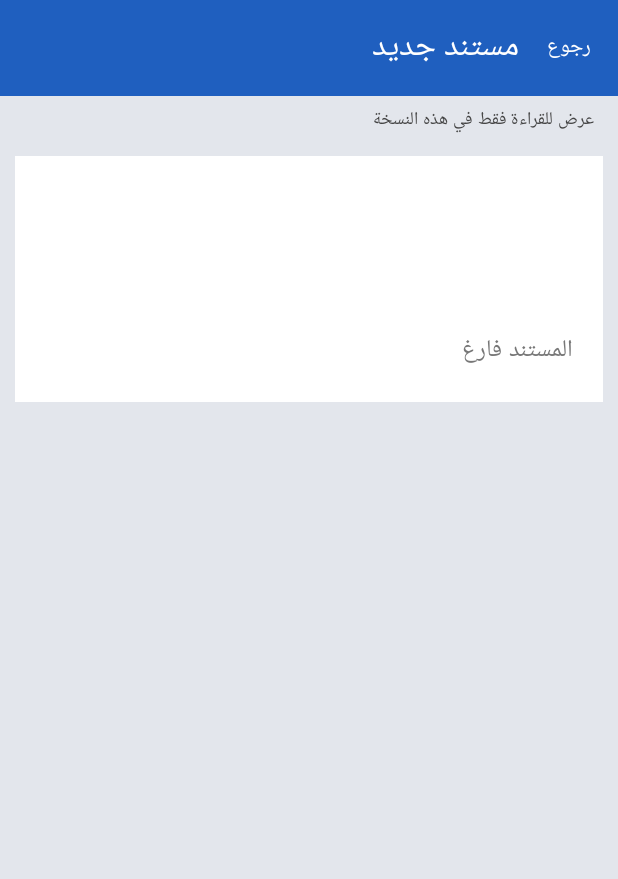
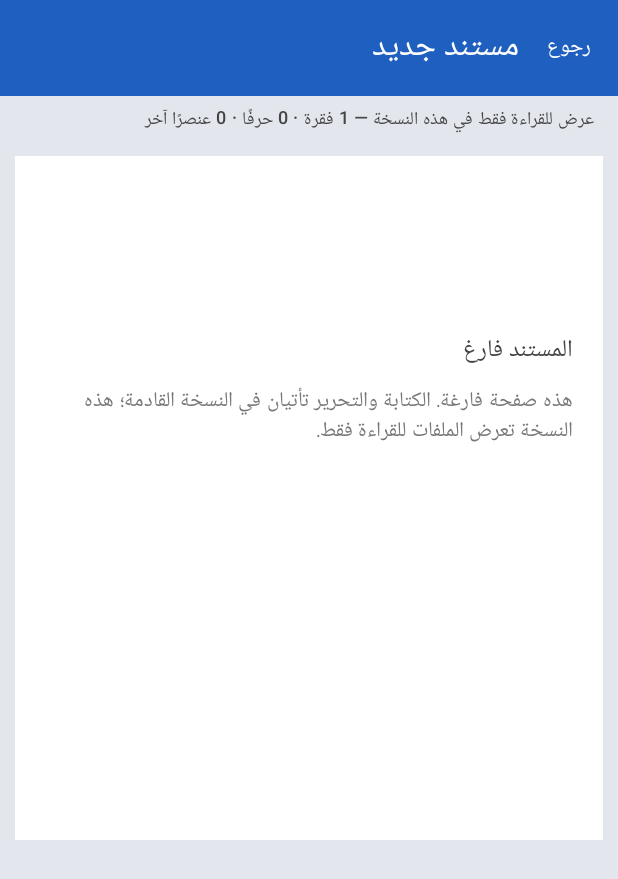
Before and after one commit to AhmedSaad92025/Smart-word, an Android app built with Jetpack Compose: the screen it shows after launch (MainActivity), after a tap on "مستند جديد", on a phone screen of 412 x 824 dp. Shown: the top 879 px of the screen. Run offline under Robolectric (Android 15) with nearby library versions, the phone set to English and light mode, and no system bars.

Commit message:
تشخيص وتحصين العرض: سطر حالة بعدد الفقرات والأحرف، وصفحة فارغة واضحة، وسجلات Logcat، ومنع التغميق الإجباري
Co-Authored-By: Claude Sonnet 5.5 <noreply@anthropic.com>
Claude-Session: https://claude.ai/code/session_0136MiYRwgqfJQWuXoKR6FQS

```diff
--- /dev/null
+++ b/app/src/main/java/com/smartword/app/preview/PreviewStats.kt
@@ -0,0 +1,25 @@
+package com.smartword.app.preview
+
+/** What a document contains, for the status line: it tells "nothing was read" apart from "read but not drawn". */
+data class PreviewStats(val paragraphs: Int, val characters: Int, val otherBlocks: Int) {
+    val hasText: Boolean get() = characters > 0
+
+    companion object {
+        fun of(blocks: List<PreviewBlock>): PreviewStats {
+            var paragraphs = 0
+            var characters = 0
+            var other = 0
+            for (block in blocks) {
+                when (block) {
+                    is PreviewParagraph -> {
+                        paragraphs++
+                        characters += block.spans.sumOf { it.text.length }
+                        if (block.listLabel != null) characters += block.listLabel.length
+                    }
+                    is PreviewPlaceholder -> other++
+                }
+            }
+            return PreviewStats(paragraphs, characters, other)
+        }
+    }
+}
--- a/app/src/main/java/com/smartword/app/ui/document/DocumentScreen.kt
+++ b/app/src/main/java/com/smartword/app/ui/document/DocumentScreen.kt
@@ -46,6 +46,7 @@ import com.smartword.app.data.FontMapping
 import com.smartword.app.data.HexColor
 import com.smartword.app.preview.PreviewBlock
 import com.smartword.app.preview.PreviewParagraph
+import com.smartword.app.preview.PreviewStats
 import com.smartword.app.preview.PreviewPlaceholder
 import com.smartword.app.preview.PreviewSpan
 import com.smartword.docx.model.Alignment as DocAlignment
@@ -82,8 +83,10 @@ fun DocumentScreen(document: OpenDocument, onBack: () -> Unit) {
                 .padding(padding)
                 .background(DeskColor),
         ) {
+            val stats = remember(document) { PreviewStats.of(document.blocks) }
             Text(
-                text = stringResource(R.string.document_read_only),
+                text = stringResource(R.string.document_read_only) + " — " +
+                    stringResource(R.string.document_stats, stats.paragraphs, stats.characters, stats.otherBlocks),
                 style = MaterialTheme.typography.labelMedium,
                 color = Color(0xFF444444),
                 modifier = Modifier.padding(horizontal = 16.dp, vertical = 6.dp),
@@ -121,14 +124,25 @@ fun PageView(blocks: List<PreviewBlock>, modifier: Modifier = Modifier) {
         }
         if (!hasContent) {
             item {
-                Text(
-                    text = stringResource(R.string.document_empty),
+                Column(
                     modifier = Modifier
                         .fillMaxWidth()
+                        .height(360.dp)
                         .background(PaperColor)
                         .padding(20.dp),
-                    color = Color(0xFF777777),
-                )
+                ) {
+                    Text(
+                        text = stringResource(if (blocks.isEmpty()) R.string.document_no_text else R.string.document_empty),
+                        style = MaterialTheme.typography.titleMedium,
+                        color = Color(0xFF444444),
+                    )
+                    Text(
+                        text = stringResource(R.string.document_empty_hint),
+                        style = MaterialTheme.typography.bodyMedium,
+                        color = Color(0xFF777777),
+                        modifier = Modifier.padding(top = 8.dp),
+                    )
+                }
             }
         }
     }
--- /dev/null
+++ b/app/src/main/res/values-v29/themes.xml
@@ -0,0 +1,7 @@
+<?xml version="1.0" encoding="utf-8"?>
+<resources>
+    <!-- The page is always white with dark text; phone makers' automatic dark mode must not recolor it. -->
+    <style name="Theme.SmartWord" parent="android:Theme.Material.Light.NoActionBar">
+        <item name="android:forceDarkAllowed">false</item>
+    </style>
+</resources>
--- a/app/src/main/res/values/strings.xml
+++ b/app/src/main/res/values/strings.xml
@@ -15,6 +15,9 @@
     <string name="untitled">مستند جديد</string>
     <string name="unknown_file_name">مستند</string>
     <string name="document_empty">المستند فارغ</string>
+    <string name="document_empty_hint">هذه صفحة فارغة. الكتابة والتحرير تأتيان في النسخة القادمة؛ هذه النسخة تعرض الملفات للقراءة فقط.</string>
+    <string name="document_stats">%1$d فقرة · %2$d حرفًا · %3$d عنصرًا آخر</string>
+    <string name="document_no_text">لم يُعثر على نص في هذا المستند.</string>
     <string name="document_read_only">عرض للقراءة فقط في هذه النسخة</string>
     <string name="placeholder_content">محتوى لا يمكن عرضه هنا: %1$s</string>
 
```
Also changed, not shown: app/src/main/java/com/smartword/app/MainViewModel.kt (+13 -1 lines), 2 other files.
